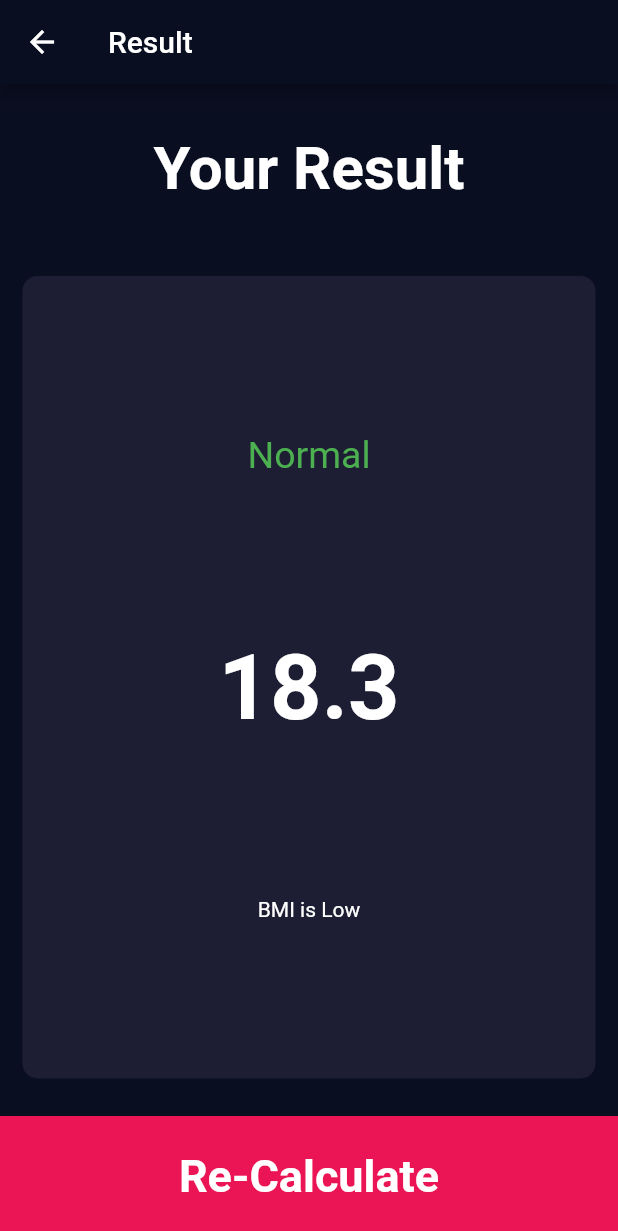
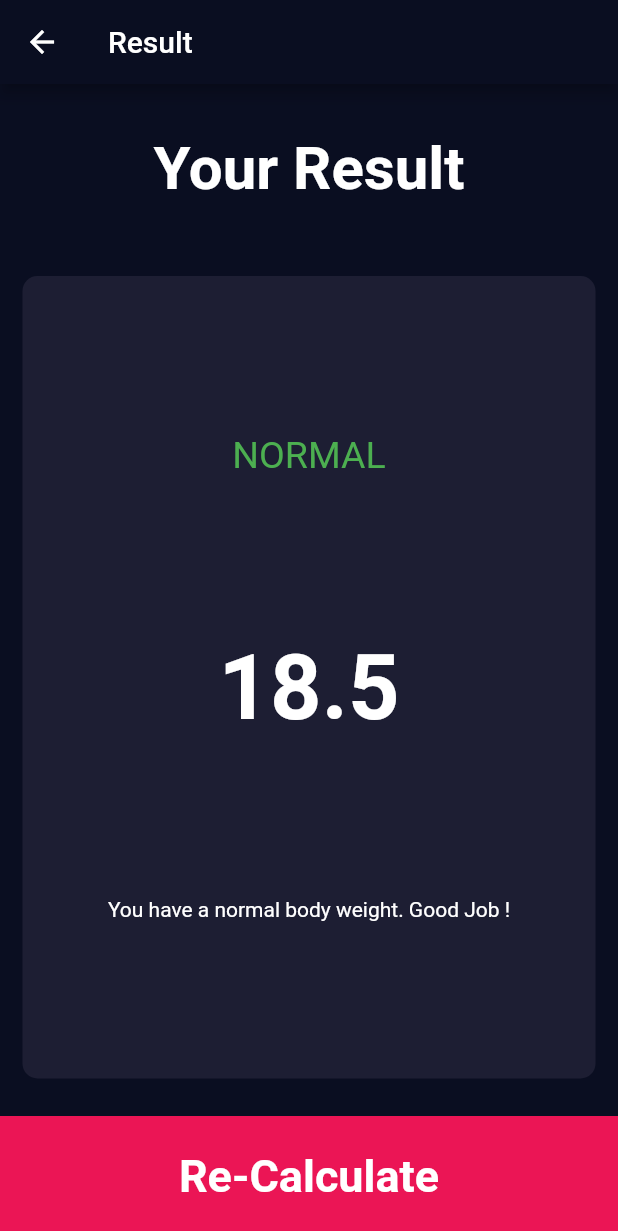
Before and after one commit to atharjaved15/new_bmi_cal, a Flutter app: the screen it shows after launch, after a tap on "Calculate", on a phone screen of 412 x 824 dp. Shown: the top 1231 px of the screen. Run offline on Flutter 3.47's test engine with Material 2 defaults, Android fonts, the phone set to English and light mode, and no system bars; our stand-ins replace font_awesome_flutter.

Commit message:
Done: Completed

```diff
--- a/lib/input_page.dart
+++ b/lib/input_page.dart
@@ -4,6 +4,7 @@ import 'package:flutter/rendering.dart';
 import 'package:font_awesome_flutter/font_awesome_flutter.dart';
 import 'package:new_bmi_cal/constant.dart';
 import 'repeatedCodes.dart';
+import 'Calculate.dart';
 import 'resultScreen.dart';
 
 const activeColor =  Color(0xFF1D1E33);
@@ -201,7 +202,10 @@ class _InputPageState extends State<InputPage> {
           )),
           GestureDetector(
             onTap: (){
-              Navigator.push(context, MaterialPageRoute(builder: (context) => ResultScreen()));
+              CalculatorBrain cal = CalculatorBrain(height: sliderHeight , weight: sliderWeight);
+              Navigator.push(context, MaterialPageRoute(builder: (context) => ResultScreen(
+                bmiResult: cal.CalculateBMI(),resultText: cal.getResult(),interpretation: cal.getInterpretation(),
+              )));
             },
             child: Container(
               color: Color(0xFFEB1555),
--- a/lib/resultScreen.dart
+++ b/lib/resultScreen.dart
@@ -5,6 +5,13 @@ import 'package:new_bmi_cal/input_page.dart';
 import 'package:new_bmi_cal/repeatedCodes.dart';
 
 class  ResultScreen extends StatelessWidget {
+  ResultScreen({@required this.bmiResult, @required this.interpretation , @required this.resultText});
+
+  final String bmiResult;
+final String resultText;
+final String interpretation;
+
+
   @override
   Widget build(BuildContext context) {
     return Scaffold(
@@ -28,10 +35,10 @@ class  ResultScreen extends StatelessWidget {
                   mainAxisAlignment: MainAxisAlignment.spaceEvenly,
                   crossAxisAlignment: CrossAxisAlignment.center,
                   children: <Widget>[
-                    Text('Normal',
+                    Text(resultText,
                     style: rColor,),
-                    Text('18.3', style: kbodyStyle, ),
-                    Text('BMI is Low'),
+                    Text(bmiResult, style: kbodyStyle, ),
+                    Text(interpretation),
                   ],
                 ),
               ),
```
